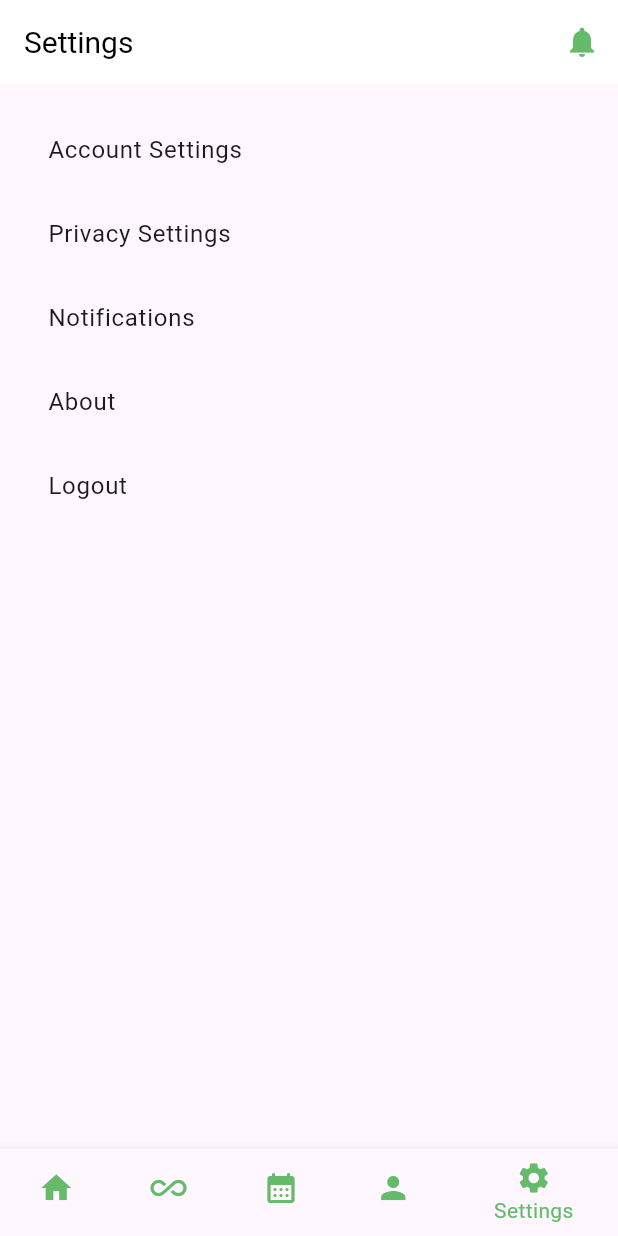
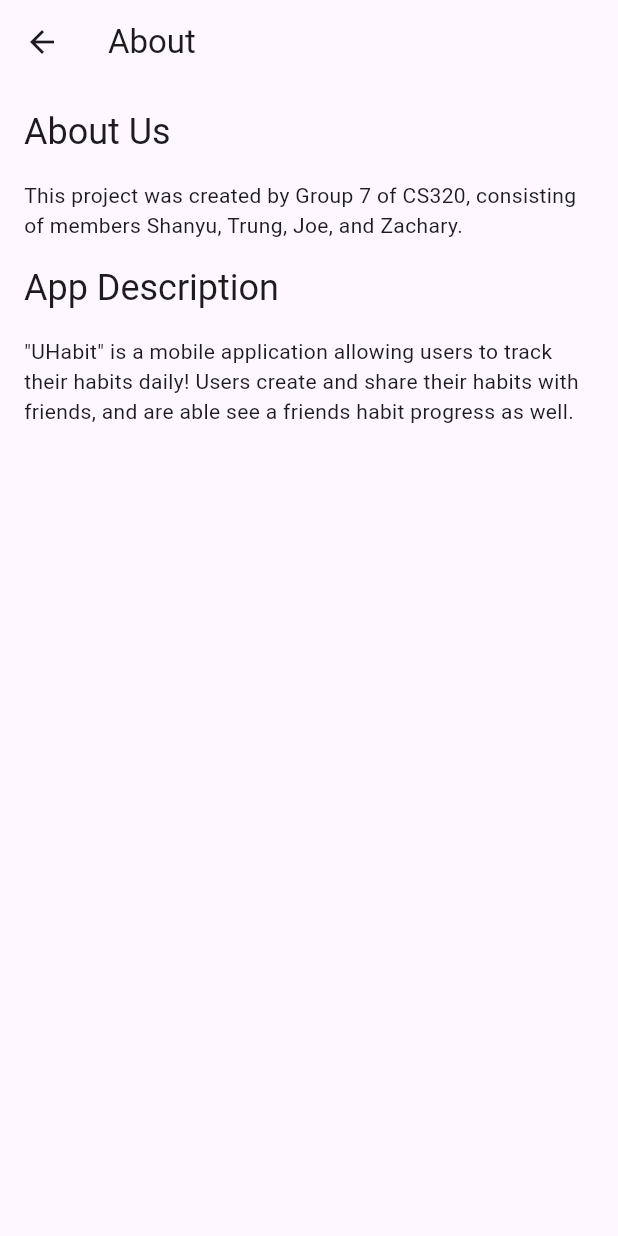
Before and after one commit to uhabit-cs320/uhabit-app, a Flutter app: the screen it shows once a user with an empty profile is signed in, item 5 of the bottom bar chosen, after a tap on "About", on a phone screen of 412 x 824 dp. Run offline on Flutter 3.47's test engine with Material 3 defaults, Android fonts, the phone set to English and light mode, and no system bars; our stand-ins replace firebase_auth, firebase_core, font_awesome_flutter, google_sign_in, sign_in_with_apple; accounts and stored records are empty.

Commit message:
about page in settings

```diff
--- /dev/null
+++ b/lib/AboutScreen.dart
@@ -0,0 +1,39 @@
+import 'package:flutter/material.dart';
+
+class AboutScreen extends StatelessWidget {
+  @override
+  Widget build(BuildContext context) {
+    return Scaffold(
+      appBar: AppBar(
+        title: Text('About'),
+      ),
+      body: SingleChildScrollView(
+        padding: EdgeInsets.all(16.0),
+        child: Column(
+          crossAxisAlignment: CrossAxisAlignment.start,
+          children: [
+            Text(
+              'About Us',
+              style: Theme.of(context).textTheme.headlineSmall,
+            ),
+            SizedBox(height: 16),
+            Text(
+              'This project was created by Group 7 of CS320, consisting of members Shanyu, Trung, Joe, and Zachary.',
+              style: Theme.of(context).textTheme.bodyMedium,
+            ),
+            SizedBox(height: 16),
+            Text(
+              'App Description',
+              style: Theme.of(context).textTheme.headlineSmall,
+            ),
+            SizedBox(height: 16),
+            Text(
+              '"UHabit" is a mobile application allowing users to track their habits daily! Users create and share their habits with friends, and are able see a friends habit progress as well.',
+              style: Theme.of(context).textTheme.bodyMedium,
+            ),
+          ],
+        ),
+      ),
+    );
+  }
+}
--- a/lib/SettingsScreen.dart
+++ b/lib/SettingsScreen.dart
@@ -1,4 +1,5 @@
 import 'package:flutter/material.dart';
+import 'AboutScreen.dart';
 
 class SettingsScreen extends StatelessWidget {
   @override
@@ -30,6 +31,10 @@ class SettingsScreen extends StatelessWidget {
               title: Text('About'),
               onTap: () {
                 // Handle about tap
+                Navigator.push(
+                  context,
+                  MaterialPageRoute(builder: (context) => AboutScreen()),
+                );
               },
             ),
             ListTile(
```
